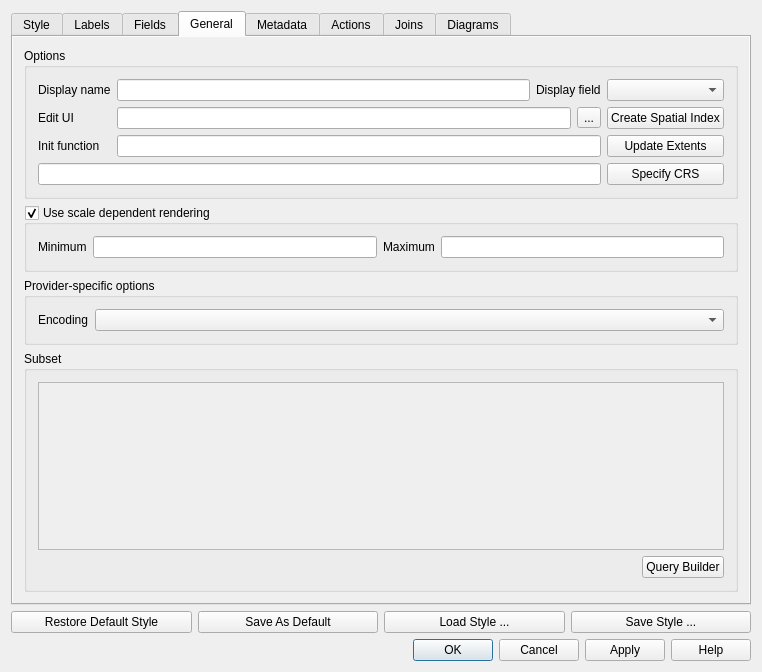
The window that src/ui/qgsvectorlayerpropertiesbase.ui (kadas-albireo/kadas-albireo) describes before a commit, drawn with Qt 5.
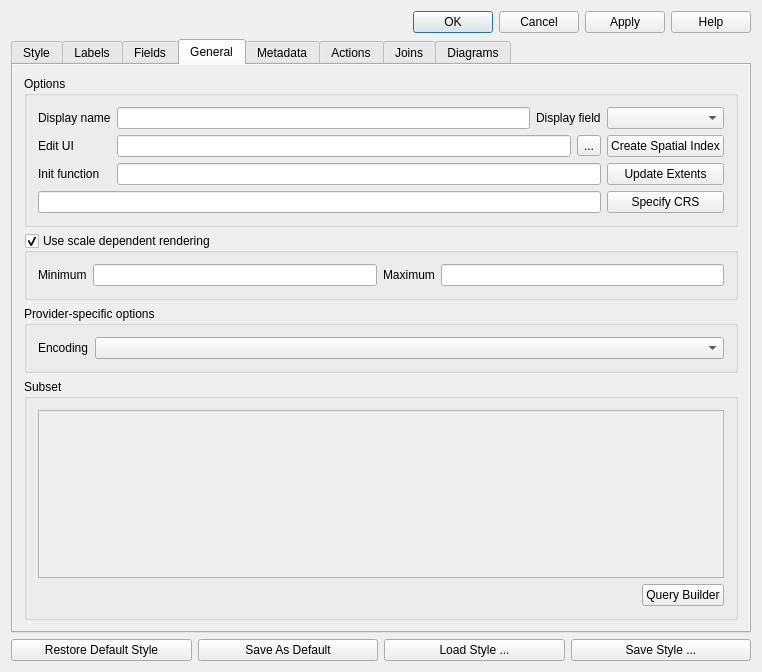
The same window after the commit. The open tabs and pages were chosen to show the change. Icons and pictures are not drawn. Custom widgets are drawn as their Qt base class.

```diff
--- a/src/ui/qgsvectorlayerpropertiesbase.ui
+++ b/src/ui/qgsvectorlayerpropertiesbase.ui
@@ -21,7 +21,7 @@
    <bool>true</bool>
   </property>
   <layout class="QGridLayout" name="gridLayout_8">
-   <item row="0" column="0">
+   <item row="1" column="0">
     <widget class="QTabWidget" name="tabWidget">
      <property name="currentIndex">
       <number>0</number>
@@ -330,8 +330,8 @@
            <rect>
             <x>0</x>
             <y>0</y>
-            <width>736</width>
-            <height>542</height>
+            <width>446</width>
+            <height>481</height>
            </rect>
           </property>
           <layout class="QGridLayout" name="gridLayout_3">
@@ -1207,7 +1207,7 @@
      </widget>
     </widget>
    </item>
-   <item row="1" column="0">
+   <item row="2" column="0">
     <layout class="QHBoxLayout" name="horizontalLayout">
      <item>
       <widget class="QPushButton" name="pbnLoadDefaultStyle">
@@ -1239,7 +1239,7 @@
      </item>
     </layout>
    </item>
-   <item row="2" column="0">
+   <item row="0" column="0">
     <widget class="QDialogButtonBox" name="buttonBox">
      <property name="orientation">
       <enum>Qt::Horizontal</enum>
```
Left out of the diff: 1 changed line with no effect on the pictures.
